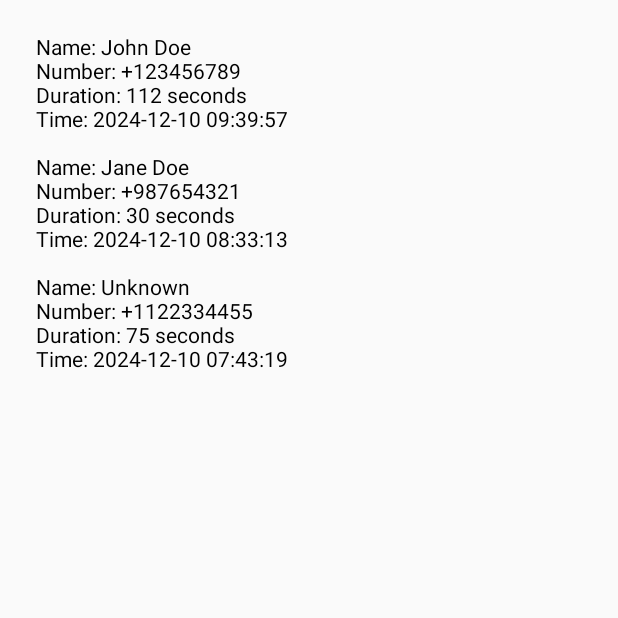
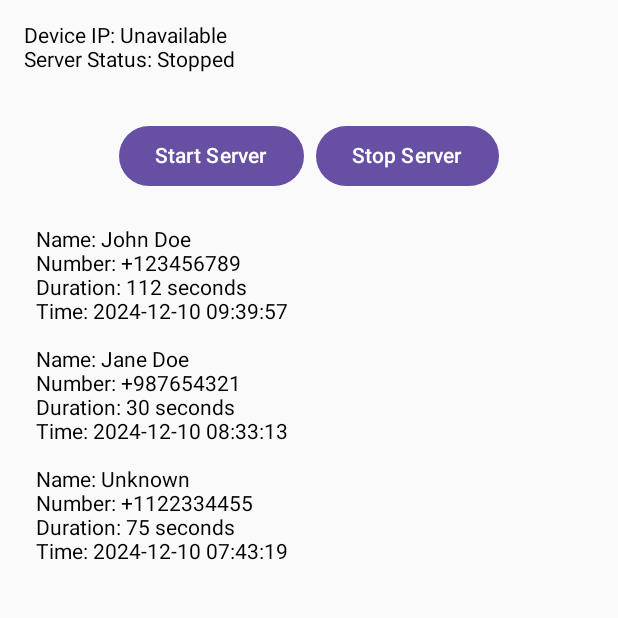
Before and after one commit to pomian17/CallMonitor, an Android app built with Jetpack Compose: the screen it shows after launch (MainActivity), on a phone screen of 412 x 824 dp, the top half of it. Run offline under Robolectric (Android 15) with nearby library versions, the phone set to English and light mode, and no system bars; libraries missing offline, so code that uses them is left out: io.ktor.server, io.ktor.utils; 1 statement that could not run was skipped.

Commit message:
added basic HttpServer

```diff
--- a/app/src/main/AndroidManifest.xml
+++ b/app/src/main/AndroidManifest.xml
@@ -1,6 +1,9 @@
 <?xml version="1.0" encoding="utf-8"?>
 <manifest xmlns:android="http://schemas.android.com/apk/res/android"
     xmlns:tools="http://schemas.android.com/tools">
+
+    <uses-permission android:name="android.permission.ACCESS_NETWORK_STATE"/>
+    <uses-permission android:name="android.permission.INTERNET"/>
 
     <application
         android:allowBackup="true"
--- /dev/null
+++ b/app/src/main/java/com/mpomian/callmonitor/network/HttpServer.kt
@@ -0,0 +1,64 @@
+package com.mpomian.callmonitor.network
+
+import com.mpomian.callmonitor.utils.Utils.getDeviceIpAddress
+import io.ktor.http.HttpStatusCode
+import io.ktor.server.application.call
+import io.ktor.server.engine.embeddedServer
+import io.ktor.server.netty.Netty
+import io.ktor.server.netty.NettyApplicationEngine
+import io.ktor.server.response.respond
+import io.ktor.server.routing.get
+import io.ktor.server.routing.routing
+import kotlinx.serialization.Serializable
+import kotlinx.serialization.encodeToString
+import kotlinx.serialization.json.Json
+import java.text.SimpleDateFormat
+import java.util.Date
+import java.util.TimeZone
+
+class HttpServer {
+    private var server: NettyApplicationEngine? = null
+
+    fun start() {
+        val hostAddress = getDeviceIpAddress()
+        val port = 8080
+        server = embeddedServer(Netty, host = hostAddress, port = port) {
+            routing {
+                get("/") {
+                    val dateFormat = SimpleDateFormat("yyyy-MM-dd'T'HH:mm:ssZ")
+                    dateFormat.timeZone = TimeZone.getTimeZone("UTC")
+                    val formattedDate = dateFormat.format(Date())
+
+                    call.respond(
+                        HttpStatusCode.OK,
+                        Json.encodeToString(
+                            RootResponse(
+                                start = formattedDate,
+                                services = listOf(
+                                    Service("status", "$hostAddress:$port/status"),
+                                    Service("log", "$hostAddress:$port/log")
+                                )
+                            )
+                        )
+                    )
+                }
+            }
+        }.start(wait = false)
+    }
+
+    fun stop() {
+        server?.stop(1000, 1000)
+    }
+}
+
+@Serializable
+data class RootResponse(
+    val start: String,
+    val services: List<Service>
+)
+
+@Serializable
+data class Service(
+    val name: String,
+    val uri: String
+)
--- a/app/src/main/java/com/mpomian/callmonitor/screen/CallLogListScreen.kt
+++ b/app/src/main/java/com/mpomian/callmonitor/screen/CallLogListScreen.kt
@@ -3,9 +3,14 @@ package com.mpomian.callmonitor.screen
 import androidx.compose.foundation.layout.*
 import androidx.compose.foundation.lazy.LazyColumn
 import androidx.compose.foundation.text.BasicText
+import androidx.compose.material3.Button
+import androidx.compose.material3.Text
 import androidx.compose.runtime.Composable
 import androidx.compose.runtime.collectAsState
 import androidx.compose.runtime.getValue
+import androidx.compose.runtime.mutableStateOf
+import androidx.compose.runtime.remember
+import androidx.compose.runtime.setValue
 import androidx.compose.ui.Modifier
 import androidx.compose.ui.unit.dp
 import com.mpomian.callmonitor.model.CallLog
@@ -15,15 +20,42 @@ import java.text.SimpleDateFormat
 @Composable
 fun CallLogListScreen(viewModel: CallLogListViewModel, modifier: Modifier = Modifier) {
     val callLogs by viewModel.callLogs.collectAsState()
+    val deviceIp by viewModel.deviceIp.collectAsState()
+    var serverStatus by remember { mutableStateOf(false) }
 
-    LazyColumn(
+    Column(
         modifier = modifier
             .fillMaxSize()
             .padding(16.dp)
     ) {
-        items(callLogs.size) { index ->
-            val call = callLogs[index]
-            CallLogItem(call)
+        Text("Device IP: $deviceIp")
+        Text("Server Status: ${if (serverStatus) "Running" else "Stopped"}")
+        Spacer(modifier = Modifier.height(16.dp))
+        Row(
+            modifier = Modifier
+                .fillMaxWidth()
+                .padding(16.dp),
+            horizontalArrangement = Arrangement.Center
+        ) {
+            Button(
+                onClick = { serverStatus = viewModel.startServer() }
+            ) {
+                Text("Start Server")
+            }
+            Spacer(modifier = Modifier.width(8.dp))
+            Button(
+                onClick = {
+                    viewModel.stopServer()
+                    serverStatus = false
+                }
+            ) { Text("Stop Server") }
+        }
+
+        LazyColumn {
+            items(callLogs.size) { index ->
+                val call = callLogs[index]
+                CallLogItem(call)
+            }
         }
     }
 }
--- /dev/null
+++ b/app/src/main/java/com/mpomian/callmonitor/utils/Utils.kt
@@ -0,0 +1,25 @@
+package com.mpomian.callmonitor.utils
+
+import io.ktor.utils.io.printStack
+import java.net.InetAddress
+import java.net.NetworkInterface
+
+object Utils {
+    fun getDeviceIpAddress(): String {
+        return try {
+            val interfaces = NetworkInterface.getNetworkInterfaces().toList()
+            interfaces.asSequence()
+                .flatMap { it.inetAddresses.asSequence() }
+                .filter {
+                    !it.isLoopbackAddress
+                            && it is InetAddress
+                            && it.hostAddress?.contains('.') == true
+                }
+                .map { it.hostAddress }
+                .firstOrNull() ?: "Unavailable"
+        } catch (e: Exception) {
+            e.printStack()
+            "Unavailable"
+        }
+    }
+}
--- a/app/src/main/java/com/mpomian/callmonitor/viewmodel/CallLogListViewModel.kt
+++ b/app/src/main/java/com/mpomian/callmonitor/viewmodel/CallLogListViewModel.kt
@@ -1,7 +1,10 @@
 package com.mpomian.callmonitor.viewmodel
+
 import androidx.lifecycle.ViewModel
 import com.mpomian.callmonitor.model.CallLog
+import com.mpomian.callmonitor.network.HttpServer
 import com.mpomian.callmonitor.repository.MockCallRepository
+import com.mpomian.callmonitor.utils.Utils.getDeviceIpAddress
 import kotlinx.coroutines.flow.MutableStateFlow
 import kotlinx.coroutines.flow.StateFlow
 
@@ -11,11 +14,40 @@ class CallLogListViewModel : ViewModel() {
     private val _callLogs = MutableStateFlow<List<CallLog>>(emptyList())
     val callLogs: StateFlow<List<CallLog>> = _callLogs
 
+    private val _deviceIp = MutableStateFlow("fetching...")
+    val deviceIp: StateFlow<String> = _deviceIp
+
+    private val server = HttpServer()
+
     init {
         loadCallLogs()
+        fetchDeviceIp()
+    }
+
+    fun startServer(): Boolean {
+        return try {
+            server.start()
+            true
+        } catch (e: Exception) {
+            e.printStackTrace()
+            false
+        }
+    }
+
+    fun stopServer() {
+        server.stop()
+    }
+
+    override fun onCleared() {
+        super.onCleared()
+        stopServer()
     }
 
     private fun loadCallLogs() {
         _callLogs.value = repository.getCallLogs()
     }
+
+    private fun fetchDeviceIp() {
+        _deviceIp.value = getDeviceIpAddress()
+    }
 }
```
Also changed, not shown: app/build.gradle (+8 -0 lines), gradle/libs.versions.toml (+10 -1 lines).
